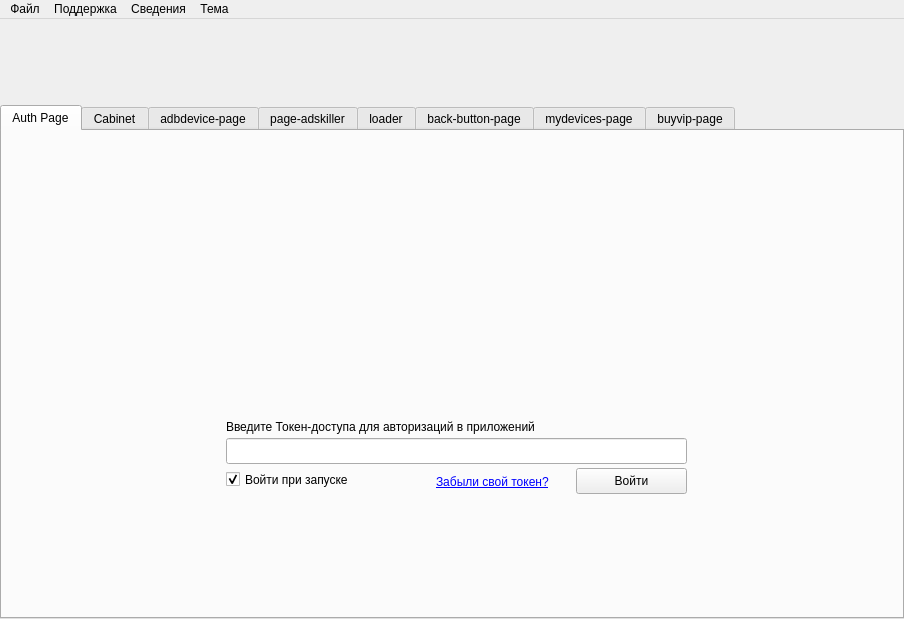
The window that ui/mainwindow.ui (badcast/adskiller) describes before a commit, drawn with Qt 5.
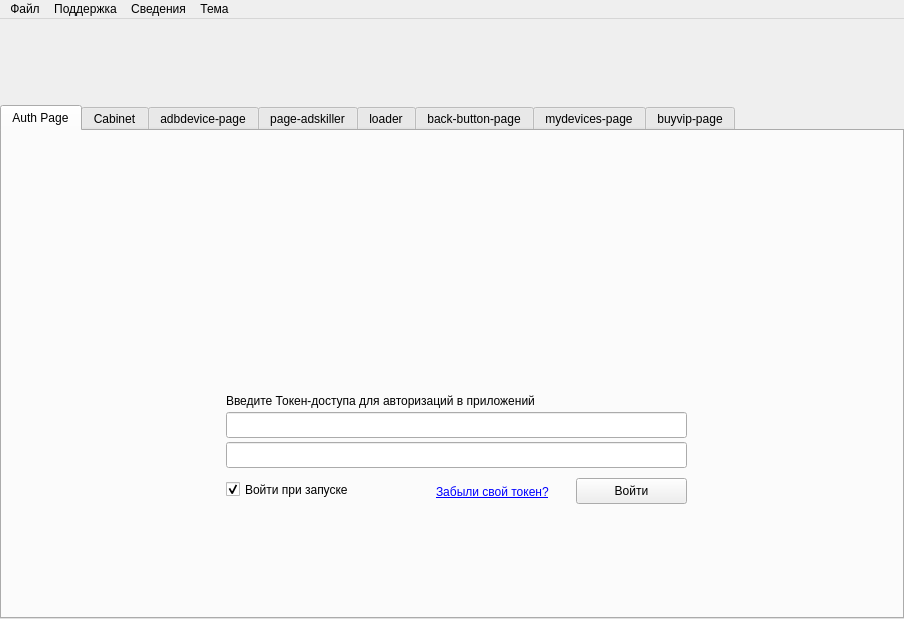
The same window after the commit. The open tabs and pages were chosen to show the change. Icons and pictures are not drawn.

```diff
--- a/ui/mainwindow.ui
+++ b/ui/mainwindow.ui
@@ -125,9 +125,9 @@
               <property name="geometry">
                <rect>
                 <x>90</x>
-                <y>340</y>
+                <y>350</y>
                 <width>461</width>
-                <height>61</height>
+                <height>51</height>
                </rect>
               </property>
               <property name="text">
@@ -144,7 +144,7 @@
               <property name="geometry">
                <rect>
                 <x>90</x>
-                <y>270</y>
+                <y>274</y>
                 <width>461</width>
                 <height>26</height>
                </rect>
@@ -165,7 +165,7 @@
               <property name="geometry">
                <rect>
                 <x>90</x>
-                <y>250</y>
+                <y>224</y>
                 <width>361</width>
                 <height>18</height>
                </rect>
@@ -178,7 +178,7 @@
               <property name="geometry">
                <rect>
                 <x>90</x>
-                <y>300</y>
+                <y>310</y>
                 <width>191</width>
                 <height>23</height>
                </rect>
@@ -194,7 +194,7 @@
               <property name="geometry">
                <rect>
                 <x>440</x>
-                <y>300</y>
+                <y>310</y>
                 <width>111</width>
                 <height>26</height>
                </rect>
@@ -207,7 +207,7 @@
               <property name="geometry">
                <rect>
                 <x>200</x>
-                <y>30</y>
+                <y>10</y>
                 <width>221</width>
                 <height>201</height>
                </rect>
@@ -226,7 +226,7 @@
               <property name="geometry">
                <rect>
                 <x>300</x>
-                <y>304</y>
+                <y>314</y>
                 <width>131</width>
                 <height>20</height>
                </rect>
@@ -244,6 +244,27 @@
                <cstring>authButton</cstring>
               </property>
              </widget>
+             <widget class="QLineEdit" name="lineLoginEdit">
+              <property name="geometry">
+               <rect>
+                <x>90</x>
+                <y>244</y>
+                <width>461</width>
+                <height>26</height>
+               </rect>
+              </property>
+              <property name="font">
+               <font>
+                <pointsize>8</pointsize>
+               </font>
+              </property>
+              <property name="maxLength">
+               <number>64</number>
+              </property>
+              <property name="echoMode">
+               <enum>QLineEdit::EchoMode::Normal</enum>
+              </property>
+             </widget>
             </widget>
            </item>
           </layout>
```
Left out of the diff: 8 changed lines with no effect on the pictures.
